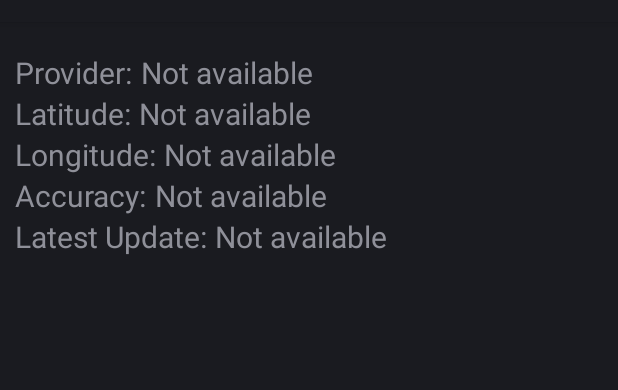
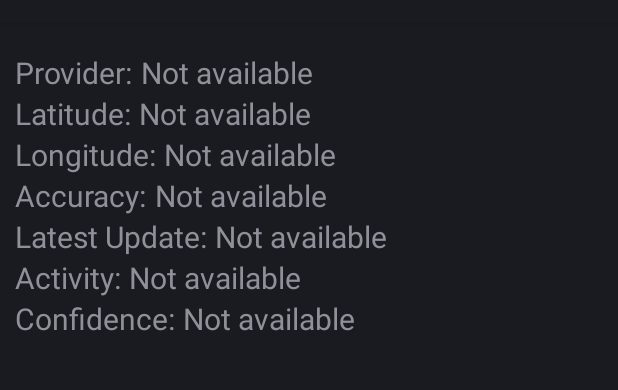
Before and after one commit to exiler0/geolocation-1, an Android app: the screen it shows after launch (MainActivity), on a phone screen of 412 x 824 dp, the part 62-452 px from its top. Run offline under Robolectric (Android 15) with nearby library versions, the phone set to English and light mode, and no system bars.

Commit message:
Added new service for activity recognition Updated  Android Manifest

```diff
--- a/app/src/main/java/de/freitag/stefan/android/geolocation/MainActivity.java
+++ b/app/src/main/java/de/freitag/stefan/android/geolocation/MainActivity.java
@@ -1,7 +1,11 @@
 package de.freitag.stefan.android.geolocation;
 
 import android.app.Activity;
+import android.app.PendingIntent;
+import android.content.BroadcastReceiver;
+import android.content.Context;
 import android.content.Intent;
+import android.content.IntentFilter;
 import android.content.IntentSender;
 import android.location.Location;
 import android.os.Bundle;
@@ -17,6 +21,8 @@ import com.google.android.gms.common.api.GoogleApiClient;
 import com.google.android.gms.common.api.PendingResult;
 import com.google.android.gms.common.api.ResultCallback;
 import com.google.android.gms.common.api.Status;
+import com.google.android.gms.location.ActivityRecognition;
+import com.google.android.gms.location.ActivityRecognitionApi;
 import com.google.android.gms.location.LocationListener;
 import com.google.android.gms.location.LocationRequest;
 import com.google.android.gms.location.LocationServices;
@@ -36,7 +42,7 @@ public final class MainActivity extends Activity implements GoogleApiClient.Conn
     /**
      * Tag used for logging.
      */
-    private static final String TAG = "geolocation";
+    private static final String TAG = MainActivity.class.getSimpleName();
 
     /**
      * Provides the entry point to Google Play services.
@@ -76,7 +82,13 @@ public final class MainActivity extends Activity implements GoogleApiClient.Conn
      */
     private TextView viewLatestUpdate;
 
+    private TextView viewActivityType;
+
+    private TextView viewActivityConfidence;
+
     private Listener locListener;
+
+    private BroadcastReceiver receiver;
 
     @Override
     public void onCreate(final Bundle savedInstanceState) {
@@ -121,7 +133,23 @@ public final class MainActivity extends Activity implements GoogleApiClient.Conn
             }
         });
 
+        //Broadcast receiver
+        this.receiver = new BroadcastReceiver() {
+            @Override
+            public void onReceive(Context context, Intent intent) {
+                //Add current time
+                int confidence = intent.getIntExtra("confidence", -1);
+                Log.d(TAG, "Confidence: " + confidence);
+                //TODO: Display NA if confidence is unknown.
+                viewActivityConfidence.setText(String.valueOf(confidence));
+                viewActivityType.setText(intent.getStringExtra("activity"));
 
+            }
+        };
+        //Filter the Intent and register broadcast receiver
+        IntentFilter filter = new IntentFilter();
+        filter.addAction("ActivityRecognition");
+        registerReceiver(receiver, filter);
     }
 
     @Override
@@ -159,6 +187,10 @@ public final class MainActivity extends Activity implements GoogleApiClient.Conn
         assert this.viewAccuracy != null;
         this.viewLatestUpdate = (TextView) findViewById(R.id.TextView_LatestUpdate);
         assert this.viewLatestUpdate != null;
+        this.viewActivityType = (TextView) findViewById(R.id.TextView_ActivityType);
+        assert this.viewActivityType != null;
+        this.viewActivityConfidence = (TextView) findViewById(R.id.TextView_ActivityConfidence);
+        assert this.viewActivityConfidence != null;
     }
 
     /**
@@ -170,6 +202,7 @@ public final class MainActivity extends Activity implements GoogleApiClient.Conn
                 .addConnectionCallbacks(this)
                 .addOnConnectionFailedListener(this)
                 .addApi(LocationServices.API)
+                .addApi(ActivityRecognition.API)
                 .build();
     }
 
@@ -210,6 +243,7 @@ public final class MainActivity extends Activity implements GoogleApiClient.Conn
     @Override
     protected void onStop() {
         this.mGoogleApiClient.disconnect();
+        unregisterReceiver(receiver);
         super.onStop();
     }
 
@@ -248,6 +282,13 @@ public final class MainActivity extends Activity implements GoogleApiClient.Conn
         }
         this.startLocationUpdates();
 
+        Intent i = new Intent(this, ActivityRecognitionIntentService.class);
+        PendingIntent mActivityRecongPendingIntent = PendingIntent
+                .getService(this, 0, i, PendingIntent.FLAG_UPDATE_CURRENT);
+
+        Log.d(TAG, "connected to ActivityRecognition");
+        ActivityRecognition.ActivityRecognitionApi.requestActivityUpdates(mGoogleApiClient, 0, mActivityRecongPendingIntent);
+
     }
 
     @Override
@@ -260,6 +301,28 @@ public final class MainActivity extends Activity implements GoogleApiClient.Conn
         Log.w(TAG, "Connection failed: ConnectionResult.getErrorCode() = " + result.getErrorCode());
     }
 
+    /**
+     * Update the view components.
+     *
+     * @param longitude
+     * @param latitude
+     * @param accuracy
+     * @param provider
+     */
+    private void updateView(final String longitude, final String latitude, final String accuracy, final String provider) {
+        assert longitude != null;
+        assert latitude != null;
+        assert accuracy != null;
+        assert provider != null;
+        this.viewLatitude.setText(latitude);
+        this.viewLongitude.setText(longitude);
+        this.viewAccuracy.setText(accuracy);
+        this.viewProvider.setText(provider);
+
+        final DateFormat dateTimeInstance = DateFormat.getDateTimeInstance();
+        this.viewLatestUpdate.setText(dateTimeInstance.format(new Date()));
+
+    }
 
     private class Listener implements  LocationListener{
 
@@ -272,9 +335,9 @@ public final class MainActivity extends Activity implements GoogleApiClient.Conn
 
             if (location==null) {
                 latitude = getResources().getText(R.string.not_available).toString();
-                longitude=getResources().getText(R.string.not_available).toString();;
-                accuracy=getResources().getText(R.string.not_available).toString();;
-                provider=getResources().getText(R.string.not_available).toString();;
+                longitude = getResources().getText(R.string.not_available).toString();
+                accuracy = getResources().getText(R.string.not_available).toString();
+                provider = getResources().getText(R.string.not_available).toString();
             } else {
                 final double dLongitude = location.getLongitude();
                 longitude = String.valueOf(dLongitude);
@@ -291,26 +354,4 @@ public final class MainActivity extends Activity implements GoogleApiClient.Conn
                     Toast.LENGTH_SHORT).show();
         }
     }
-
-    /**
-     * Update the view components.
-     * @param longitude
-     * @param latitude
-     * @param accuracy
-     * @param provider
-     */
-    private void updateView(final String longitude, final String latitude, final String accuracy, final String provider) {
-        assert longitude!=null;
-        assert latitude!=null;
-        assert accuracy!=null;
-        assert provider!=null;
-        this.viewLatitude.setText(latitude);
-        this.viewLongitude.setText(longitude);
-        this.viewAccuracy.setText(accuracy);
-        this.viewProvider.setText(provider);
-
-        final DateFormat dateTimeInstance = DateFormat.getDateTimeInstance();
-        this.viewLatestUpdate.setText(dateTimeInstance.format(new Date()));
-
-    }
 }
--- a/app/src/main/res/layout/main.xml
+++ b/app/src/main/res/layout/main.xml
@@ -122,4 +122,48 @@
             android:text="@string/not_available"
             android:textSize="20sp" />
     </LinearLayout>
+
+    <LinearLayout
+        android:id="@+id/linearLayout_6"
+        android:layout_width="match_parent"
+        android:layout_height="wrap_content">
+
+        <TextView
+            android:id="@+id/TextView_Label_ActivityType"
+            android:layout_width="wrap_content"
+            android:layout_height="wrap_content"
+            android:layout_marginLeft="10sp"
+            android:layout_marginRight="5sp"
+            android:text="@string/activity"
+            android:textSize="20sp" />
+
+        <TextView
+            android:id="@+id/TextView_ActivityType"
+            android:layout_width="wrap_content"
+            android:layout_height="wrap_content"
+            android:text="@string/not_available"
+            android:textSize="20sp" />
+    </LinearLayout>
+
+    <LinearLayout
+        android:id="@+id/linearLayout_7"
+        android:layout_width="match_parent"
+        android:layout_height="wrap_content">
+
+        <TextView
+            android:id="@+id/TextView_Label_ActivityConfidence"
+            android:layout_width="wrap_content"
+            android:layout_height="wrap_content"
+            android:layout_marginLeft="10sp"
+            android:layout_marginRight="5sp"
+            android:text="@string/confidence"
+            android:textSize="20sp" />
+
+        <TextView
+            android:id="@+id/TextView_ActivityConfidence"
+            android:layout_width="wrap_content"
+            android:layout_height="wrap_content"
+            android:text="@string/not_available"
+            android:textSize="20sp" />
+    </LinearLayout>
 </LinearLayout>
```
Also changed, not shown: app/src/main/AndroidManifest.xml (+6 -1 lines), app/src/main/java/de/freitag/stefan/android/geolocation/ActivityRecognitionIntentService.java (added, +71 -0 lines).
